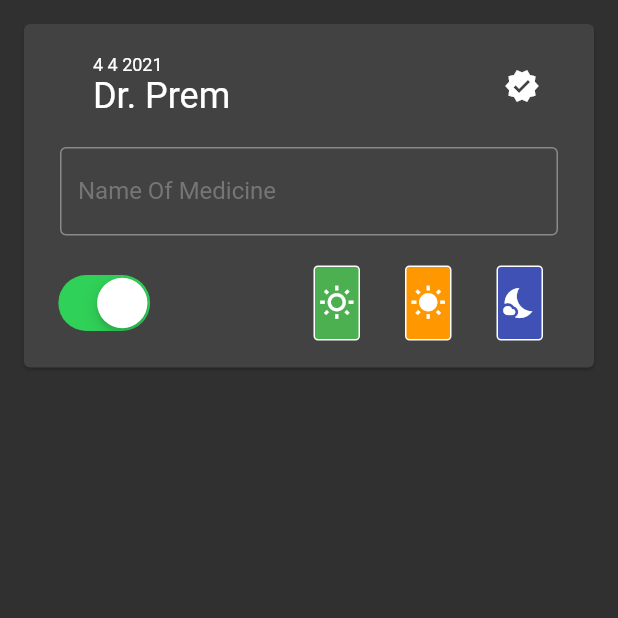
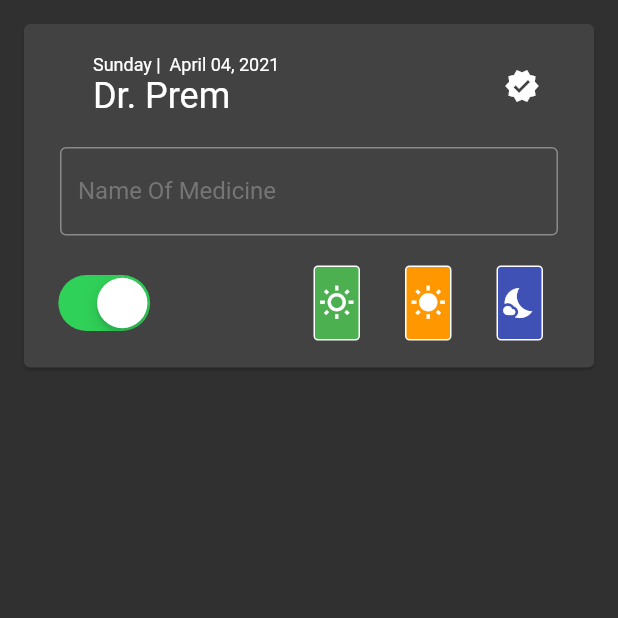
Before and after one commit to Az-21/universal-health-card, a Flutter app: the PrescriptionCardAdder screen opened directly, on a phone screen of 412 x 824 dp, the top half of it. Run offline on Flutter 3.47's test engine with Material 2 defaults, Android fonts, the phone set to English and light mode, and no system bars; drawn by our look-alikes of getwidget; our stand-ins replace get, get_storage, salomon_bottom_bar; missing offline and left inert: awesome_card, pattern_formatter; accounts and stored records are empty.

Commit message:
Added intl package for the day of the week output, also formatted time as visible on the app to 'Day of the week | Month Date, Year'

```diff
--- a/lib/main.dart
+++ b/lib/main.dart
@@ -9,6 +9,7 @@ import 'package:flutter/services.dart';
 import 'package:get/get.dart';
 import 'package:get_storage/get_storage.dart';
 import 'package:health_app/src/settings.dart';
+import 'package:intl/intl.dart';
 
 // Flutter Components Imports for Navigation
 import './src/dashboard.dart';
--- a/lib/src/prescription/add_prescription.dart
+++ b/lib/src/prescription/add_prescription.dart
@@ -6,6 +6,7 @@ import 'package:flutter/material.dart';
 
 // Pub Dev Imports
 import 'package:getwidget/getwidget.dart';
+import 'package:intl/intl.dart';
 
 // ⸻⸻⸻⸻⸻⸻⸻⸻
 // * Stateful Card UI
@@ -244,10 +245,83 @@ class _PrescriptionCardAdderState extends State<PrescriptionCardAdder> {
 // April 2, 2021
 String formattedDate() {
   var now = DateTime.now();
-
+  String month = '', day = '', DoW = '';
+  switch (now.month) {
+    case 1:
+      {
+        month = 'January';
+      }
+      break;
+    case 2:
+      {
+        month = 'February';
+      }
+      break;
+    case 3:
+      {
+        month = 'March';
+      }
+      break;
+    case 4:
+      {
+        month = 'April';
+      }
+      break;
+    case 5:
+      {
+        month = 'May';
+      }
+      break;
+    case 6:
+      {
+        month = 'June';
+      }
+      break;
+    case 7:
+      {
+        month = 'July';
+      }
+      break;
+    case 8:
+      {
+        month = 'August';
+      }
+      break;
+    case 9:
+      {
+        month = 'September';
+      }
+      break;
+    case 10:
+      {
+        month = 'October';
+      }
+      break;
+    case 11:
+      {
+        month = 'November';
+      }
+      break;
+    case 12:
+      {
+        month = 'December';
+      }
+      break;
+    default:
+  }
   // Task: format the output like
   // April 02, 2021
 
   // Hint: use switch()
-  return '${now.day} ${now.month} ${now.year}';
+  if (now.day > 10)
+    ;
+  else
+    ;
+  {
+    day =
+        now.day.toString().padLeft(2, '0'); //adds the zero infront of the date
+  }
+  day = day + ',';
+  DoW = DateFormat('EEEE').format(now) + ' | ';
+  return '${DoW} ${month} ${day} ${now.year}';
 }
--- a/pubspec.yaml
+++ b/pubspec.yaml
@@ -31,6 +31,7 @@ dependencies:
   pattern_formatter: ^2.0.0
   salomon_bottom_bar: ^3.0.0
   url_launcher: ^6.0.3
+  intl: ^0.17.0
 
 dev_dependencies:
   flutter_test:
```
Also changed, not shown: pubspec.lock.
